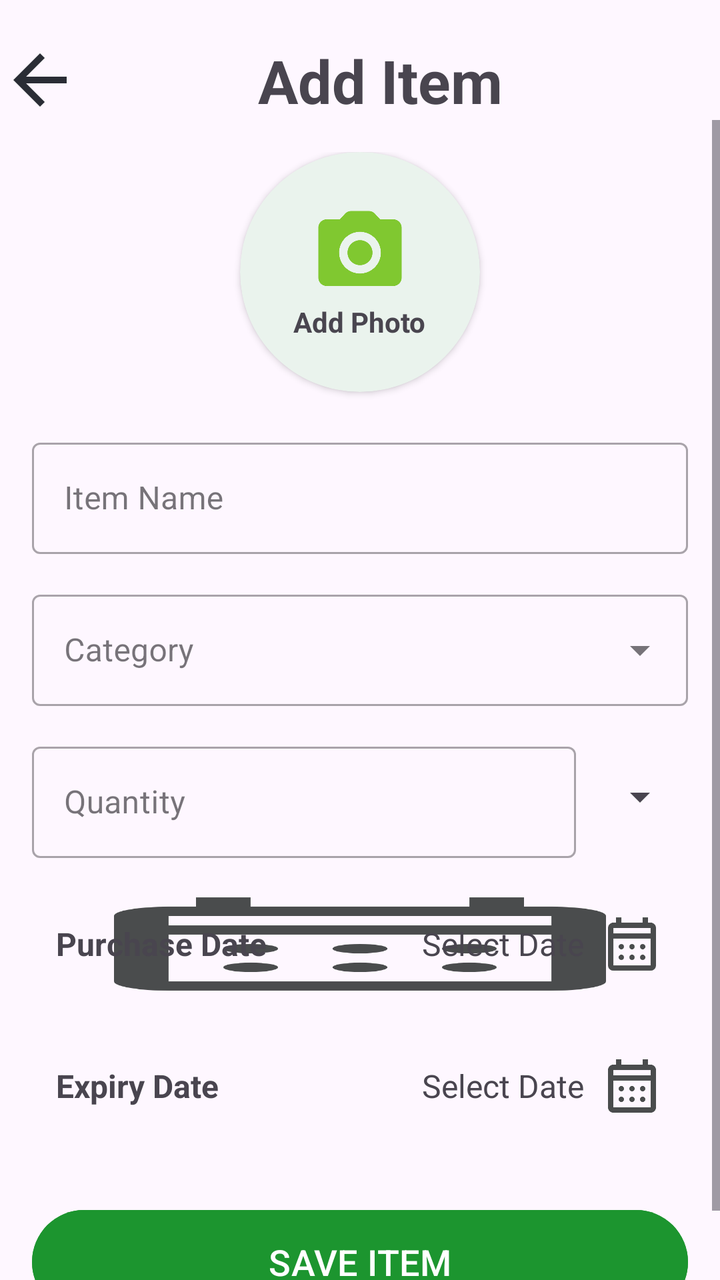
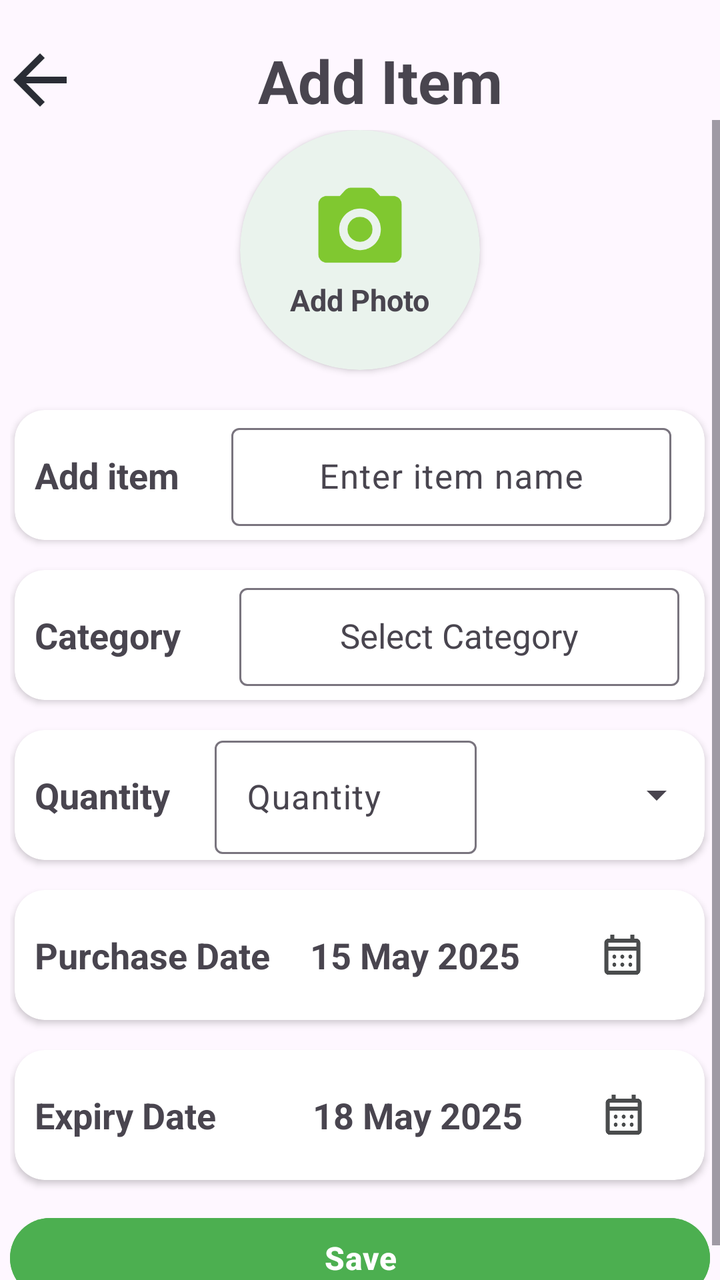

Screens rendered from an Android XML layout before and after an edit, with the pre-edit source and the edit as a unified diff.
<!-- AndroidManifest.xml: application theme Theme.FridgeWise -->
<!-- res/layout/fragment_add_item.xml -->
<?xml version="1.0" encoding="utf-8"?>
<androidx.constraintlayout.widget.ConstraintLayout xmlns:android="http://schemas.android.com/apk/res/android"
    xmlns:app="http://schemas.android.com/apk/res-auto"
    xmlns:tools="http://schemas.android.com/tools"
    android:layout_width="match_parent"
    android:layout_height="match_parent"
    tools:context=".AddItemFragment">

    <LinearLayout
        android:id="@+id/header"
        android:layout_width="match_parent"
        android:layout_height="40dp"
        android:orientation="horizontal"
        android:layout_marginTop="20dp"
        app:layout_constraintTop_toTopOf="parent">

        <ImageView
            android:id="@+id/back_arrow"
            android:layout_width="40dp"
            android:layout_height="40dp"
            android:src="@drawable/outline_arrow_back_24" />

        <TextView
            android:layout_width="match_parent"
            android:layout_height="wrap_content"
            android:layout_weight="1"
            android:gravity="center"
            android:text="Add Item"
            android:paddingEnd="20dp"
            android:textSize="30sp"
            android:textStyle="bold" />
    </LinearLayout>

    <ScrollView
        android:layout_width="match_parent"
        android:layout_height="0dp"
        app:layout_constraintTop_toBottomOf="@id/header"
        app:layout_constraintBottom_toBottomOf="parent">

        <LinearLayout
            android:layout_width="match_parent"
            android:layout_height="wrap_content"
            android:orientation="vertical"
            android:padding="16dp">

            
            <androidx.cardview.widget.CardView
                android:layout_width="120dp"
                android:layout_height="120dp"
                android:layout_gravity="center"
                android:backgroundTint="#EAF3ED"
                app:cardCornerRadius="60dp">
                <LinearLayout
                    android:layout_width="match_parent"
                    android:layout_height="match_parent"
                    android:gravity="center"
                    android:orientation="vertical">
                    <ImageView
                        android:id="@+id/add_item_photo"
                        android:layout_width="50dp"
                        android:layout_height="50dp"
                        android:src="@drawable/round_camera_alt_24" />
                    <TextView
                        android:layout_width="wrap_content"
                        android:layout_height="wrap_content"
                        android:text="@string/add_photo"
                        android:textStyle="bold" />
                </LinearLayout>
            </androidx.cardview.widget.CardView>

            
            <com.google.android.material.textfield.TextInputLayout
                style="@style/Widget.MaterialComponents.TextInputLayout.OutlinedBox"
                android:layout_width="match_parent"
                android:layout_height="wrap_content"
                android:layout_marginTop="20dp"
                android:hint="Item Name">
                <com.google.android.material.textfield.TextInputEditText
                    android:id="@+id/itemNameEditText"
                    android:layout_width="match_parent"
                    android:layout_height="wrap_content"
                    android:inputType="textCapWords" />
            </com.google.android.material.textfield.TextInputLayout>

            
            <com.google.android.material.textfield.TextInputLayout
                style="@style/Widget.MaterialComponents.TextInputLayout.OutlinedBox.ExposedDropdownMenu"
                android:layout_width="match_parent"
                android:layout_height="wrap_content"
                android:layout_marginTop="15dp"
                android:hint="Category">
                <AutoCompleteTextView
                    android:id="@+id/categoryDropdown"
                    android:layout_width="match_parent"
                    android:layout_height="wrap_content"
                    android:inputType="none" />
            </com.google.android.material.textfield.TextInputLayout>

            
            <LinearLayout
                android:layout_width="match_parent"
                android:layout_height="wrap_content"
                android:orientation="horizontal"
                android:layout_marginTop="15dp">
                <com.google.android.material.textfield.TextInputLayout
                    style="@style/Widget.MaterialComponents.TextInputLayout.OutlinedBox"
                    android:layout_width="0dp"
                    android:layout_height="wrap_content"
                    android:layout_weight="1"
                    android:hint="Quantity">
                    <com.google.android.material.textfield.TextInputEditText
                        android:id="@+id/quantityEditText"
                        android:layout_width="match_parent"
                        android:layout_height="wrap_content"
                        android:inputType="number" />
                </com.google.android.material.textfield.TextInputLayout>
                <Spinner
                    android:id="@+id/spinner_units"
                    android:layout_width="wrap_content"
                    android:layout_height="match_parent"
                    android:layout_marginStart="8dp" />
            </LinearLayout>

            
            <LinearLayout
                android:layout_width="match_parent"
                android:layout_height="wrap_content"
                android:orientation="horizontal"
                android:gravity="center_vertical"
                android:layout_marginTop="15dp"
                android:padding="12dp"
                android:background="@drawable/outline_calendar_month_24"> 
                <TextView
                    android:layout_width="0dp"
                    android:layout_height="wrap_content"
                    android:layout_weight="1"
                    android:text="Purchase Date"
                    android:textSize="16sp"
                    android:textStyle="bold" />
                <TextView
                    android:id="@+id/purchaseDateText"
                    android:layout_width="wrap_content"
                    android:layout_height="wrap_content"
                    android:text="Select Date"
                    android:textSize="16sp" />
                <ImageView
                    android:id="@+id/purchaseCalendarIcon"
                    android:layout_width="32dp"
                    android:layout_height="32dp"
                    android:layout_marginStart="8dp"
                    android:src="@drawable/outline_calendar_month_24" />
            </LinearLayout>

            
            <LinearLayout
                android:layout_width="match_parent"
                android:layout_height="wrap_content"
                android:orientation="horizontal"
                android:gravity="center_vertical"
                android:layout_marginTop="15dp"
                android:padding="12dp">
                <TextView
                    android:layout_width="0dp"
                    android:layout_height="wrap_content"
                    android:layout_weight="1"
                    android:text="Expiry Date"
                    android:textSize="16sp"
                    android:textStyle="bold" />
                <TextView
                    android:id="@+id/expiry_DateText"
                    android:layout_width="wrap_content"
                    android:layout_height="wrap_content"
                    android:text="Select Date"
                    android:textSize="16sp" />
                <ImageView
                    android:id="@+id/expiry_DateIcon"
                    android:layout_width="32dp"
                    android:layout_height="32dp"
                    android:layout_marginStart="8dp"
                    android:src="@drawable/outline_calendar_month_24" />
            </LinearLayout>

            
            <Button
                android:id="@+id/save_button"
                android:layout_width="match_parent"
                android:layout_height="60dp"
                android:layout_marginTop="30dp"
                android:text="SAVE ITEM"
                android:textSize="18sp"
                android:backgroundTint="#1C952F" />

        </LinearLayout>
    </ScrollView>
</androidx.constraintlayout.widget.ConstraintLayout>
<!-- resources referenced by this layout -->
<resources>
  <!-- drawable outline_arrow_back_24 (drawable) -->
  <vector xmlns:android="http://schemas.android.com/apk/res/android" android:autoMirrored="true" android:height="24dp" android:tint="#2A2D35" android:viewportHeight="960" android:viewportWidth="960" android:width="24dp">
        
      <path android:fillColor="@android:color/white" android:pathData="M313,520L537,744L480,800L160,480L480,160L537,216L313,440L800,440L800,520L313,520Z"/>
      
  </vector>
  <!-- drawable outline_calendar_month_24 (drawable) -->
  <vector xmlns:android="http://schemas.android.com/apk/res/android" android:height="24dp" android:tint="#4A4C4D" android:viewportHeight="960" android:viewportWidth="960" android:width="24dp">
        
      <path android:fillColor="@android:color/white" android:pathData="M200,880Q167,880 143.5,856.5Q120,833 120,800L120,240Q120,207 143.5,183.5Q167,160 200,160L240,160L240,80L320,80L320,160L640,160L640,80L720,80L720,160L760,160Q793,160 816.5,183.5Q840,207 840,240L840,800Q840,833 816.5,856.5Q793,880 760,880L200,880ZM200,800L760,800Q760,800 760,800Q760,800 760,800L760,400L200,400L200,800Q200,800 200,800Q200,800 200,800ZM200,320L760,320L760,240Q760,240 760,240Q760,240 760,240L200,240Q200,240 200,240Q200,240 200,240L200,320ZM200,320L200,240Q200,240 200,240Q200,240 200,240L200,240Q200,240 200,240Q200,240 200,240L200,320ZM480,560Q463,560 451.5,548.5Q440,537 440,520Q440,503 451.5,491.5Q463,480 480,480Q497,480 508.5,491.5Q520,503 520,520Q520,537 508.5,548.5Q497,560 480,560ZM291.5,548.5Q280,537 280,520Q280,503 291.5,491.5Q303,480 320,480Q337,480 348.5,491.5Q360,503 360,520Q360,537 348.5,548.5Q337,560 320,560Q303,560 291.5,548.5ZM640,560Q623,560 611.5,548.5Q600,537 600,520Q600,503 611.5,491.5Q623,480 640,480Q657,480 668.5,491.5Q680,503 680,520Q680,537 668.5,548.5Q657,560 640,560ZM480,720Q463,720 451.5,708.5Q440,697 440,680Q440,663 451.5,651.5Q463,640 480,640Q497,640 508.5,651.5Q520,663 520,680Q520,697 508.5,708.5Q497,720 480,720ZM291.5,708.5Q280,697 280,680Q280,663 291.5,651.5Q303,640 320,640Q337,640 348.5,651.5Q360,663 360,680Q360,697 348.5,708.5Q337,720 320,720Q303,720 291.5,708.5ZM640,720Q623,720 611.5,708.5Q600,697 600,680Q600,663 611.5,651.5Q623,640 640,640Q657,640 668.5,651.5Q680,663 680,680Q680,697 668.5,708.5Q657,720 640,720Z"/>
      
  </vector>
  <!-- drawable round_camera_alt_24 (drawable) -->
  <vector xmlns:android="http://schemas.android.com/apk/res/android" android:height="24dp" android:tint="#80C830" android:viewportHeight="24" android:viewportWidth="24" android:width="24dp">
        
      <path android:fillColor="@android:color/white" android:pathData="M12,12m-3,0a3,3 0,1 1,6 0a3,3 0,1 1,-6 0"/>
        
      <path android:fillColor="@android:color/white" android:pathData="M20,4h-3.17l-1.24,-1.35c-0.37,-0.41 -0.91,-0.65 -1.47,-0.65L9.88,2c-0.56,0 -1.1,0.24 -1.48,0.65L7.17,4L4,4c-1.1,0 -2,0.9 -2,2v12c0,1.1 0.9,2 2,2h16c1.1,0 2,-0.9 2,-2L22,6c0,-1.1 -0.9,-2 -2,-2zM12,17c-2.76,0 -5,-2.24 -5,-5s2.24,-5 5,-5 5,2.24 5,5 -2.24,5 -5,5z"/>
      
  </vector>
  <string name="add_photo">Add Photo</string>
  <style name="Theme.FridgeWise" parent="Base.Theme.FridgeWise" />
  <style name="Base.Theme.FridgeWise" parent="Theme.Material3.DayNight.NoActionBar">
          
          
      </style>
</resources>

<!-- the commit's change to res/layout/fragment_add_item.xml (unified diff, before → after) -->
@@ -6,12 +6,17 @@
     android:layout_height="match_parent"
     tools:context=".AddItemFragment">
 
+    
+
+
     <LinearLayout
-        android:id="@+id/header"
         android:layout_width="match_parent"
         android:layout_height="40dp"
         android:orientation="horizontal"
         android:layout_marginTop="20dp"
+        app:layout_constraintBottom_toTopOf="@+id/scrollView3"
+        app:layout_constraintEnd_toEndOf="parent"
+        app:layout_constraintStart_toStartOf="parent"
         app:layout_constraintTop_toTopOf="parent">
 
         <ImageView
@@ -21,6 +26,7 @@
             android:src="@drawable/outline_arrow_back_24" />
 
         <TextView
+            android:id="@+id/textView13"
             android:layout_width="match_parent"
             android:layout_height="wrap_content"
             android:layout_weight="1"
@@ -29,167 +35,329 @@
             android:paddingEnd="20dp"
             android:textSize="30sp"
             android:textStyle="bold" />
+
+
     </LinearLayout>
 
     <ScrollView
+        android:id="@+id/scrollView3"
         android:layout_width="match_parent"
-        android:layout_height="0dp"
-        app:layout_constraintTop_toBottomOf="@id/header"
-        app:layout_constraintBottom_toBottomOf="parent">
+        android:layout_height="match_parent"
+        android:layout_marginTop="60dp"
+        app:layout_constraintBottom_toBottomOf="parent"
+        app:layout_constraintEnd_toEndOf="parent"
+        app:layout_constraintHorizontal_bias="0.0"
+        app:layout_constraintStart_toStartOf="parent"
+        app:layout_constraintTop_toTopOf="parent"
+        app:layout_constraintVertical_bias="0.236">
 
         <LinearLayout
             android:layout_width="match_parent"
-            android:layout_height="wrap_content"
+            android:layout_height="match_parent"
             android:orientation="vertical"
-            android:padding="16dp">
-
-            
+            android:padding="5dp">
+
             <androidx.cardview.widget.CardView
                 android:layout_width="120dp"
                 android:layout_height="120dp"
                 android:layout_gravity="center"
                 android:backgroundTint="#EAF3ED"
-                app:cardCornerRadius="60dp">
+                app:cardCornerRadius="90dp">
+
                 <LinearLayout
                     android:layout_width="match_parent"
                     android:layout_height="match_parent"
                     android:gravity="center"
                     android:orientation="vertical">
+
+
                     <ImageView
                         android:id="@+id/add_item_photo"
                         android:layout_width="50dp"
                         android:layout_height="50dp"
+                        android:layout_gravity="center"
+                        android:contentDescription="@string/todo01"
                         android:src="@drawable/round_camera_alt_24" />
-                    <TextView
+
+                    <TextView
+                        android:id="@+id/add_item_txt_view"
                         android:layout_width="wrap_content"
                         android:layout_height="wrap_content"
                         android:text="@string/add_photo"
-                        android:textStyle="bold" />
-                </LinearLayout>
-            </androidx.cardview.widget.CardView>
-
-            
-            <com.google.android.material.textfield.TextInputLayout
-                style="@style/Widget.MaterialComponents.TextInputLayout.OutlinedBox"
-                android:layout_width="match_parent"
-                android:layout_height="wrap_content"
+                        android:textSize="15sp"
+                        android:textStyle="bold" />
+                </LinearLayout>
+
+            </androidx.cardview.widget.CardView>
+
+            <androidx.cardview.widget.CardView
+                android:layout_width="345dp"
+                android:layout_height="65dp"
+                android:layout_gravity="center"
                 android:layout_marginTop="20dp"
-                android:hint="Item Name">
-                <com.google.android.material.textfield.TextInputEditText
-                    android:id="@+id/itemNameEditText"
-                    android:layout_width="match_parent"
-                    android:layout_height="wrap_content"
-                    android:inputType="textCapWords" />
-            </com.google.android.material.textfield.TextInputLayout>
-
-            
-            <com.google.android.material.textfield.TextInputLayout
-                style="@style/Widget.MaterialComponents.TextInputLayout.OutlinedBox.ExposedDropdownMenu"
-                android:layout_width="match_parent"
-                android:layout_height="wrap_content"
-                android:layout_marginTop="15dp"
-                android:hint="Category">
-                <AutoCompleteTextView
-                    android:id="@+id/categoryDropdown"
-                    android:layout_width="match_parent"
-                    android:layout_height="wrap_content"
-                    android:inputType="none" />
-            </com.google.android.material.textfield.TextInputLayout>
-
-            
-            <LinearLayout
-                android:layout_width="match_parent"
-                android:layout_height="wrap_content"
-                android:orientation="horizontal"
-                android:layout_marginTop="15dp">
-                <com.google.android.material.textfield.TextInputLayout
-                    style="@style/Widget.MaterialComponents.TextInputLayout.OutlinedBox"
-                    android:layout_width="0dp"
-                    android:layout_height="wrap_content"
-                    android:layout_weight="1"
-                    android:hint="Quantity">
-                    <com.google.android.material.textfield.TextInputEditText
-                        android:id="@+id/quantityEditText"
+                android:backgroundTint="@color/white"
+                app:cardCornerRadius="15dp">
+
+                <LinearLayout
+                    android:layout_width="match_parent"
+                    android:layout_height="match_parent"
+                    android:gravity="center"
+                    android:orientation="horizontal">
+
+                    <TextView
+                        android:id="@+id/add_item_txt01"
+                        android:layout_width="100dp"
+                        android:layout_height="wrap_content"
+                        android:paddingStart="10dp"
+                        android:paddingEnd="0dp"
+                        android:text="Add item"
+                        android:textSize="18sp"
+                        android:textStyle="bold" />
+
+                    <com.google.android.material.textfield.TextInputLayout
+                        android:layout_width="0dp"
+                        android:layout_height="match_parent"
+                        android:layout_weight="1"
+                        android:paddingEnd="8dp">
+
+                        <com.google.android.material.textfield.TextInputEditText
+                            android:id="@+id/itemNameEditText"
+                            android:layout_width="220dp"
+                            android:layout_height="49dp"
+                            android:layout_gravity="center_horizontal"
+                            android:layout_marginBottom="3dp"
+                            android:layout_weight="1"
+                            android:gravity="center"
+                            android:hint="@string/enter_item_name"
+                            android:textColorHint="@color/text_gray"
+                            android:textSize="17sp"
+
+                            />
+                    </com.google.android.material.textfield.TextInputLayout>
+
+                </LinearLayout>
+            </androidx.cardview.widget.CardView>
+
+            <androidx.cardview.widget.CardView
+                android:layout_width="345dp"
+                android:layout_height="65dp"
+                android:layout_gravity="center"
+                android:layout_marginTop="15dp"
+                android:backgroundTint="@color/white"
+                app:cardCornerRadius="15dp">
+
+                <LinearLayout
+                    android:layout_width="match_parent"
+                    android:layout_height="match_parent"
+                    android:orientation="horizontal">
+
+                    <TextView
+                        android:id="@+id/add_category_txt02"
+                        android:layout_width="100dp"
+                        android:layout_height="wrap_content"
+                        android:layout_gravity="center"
+                        android:paddingStart="10dp"
+                        android:paddingEnd="0dp"
+                        android:text="@string/category"
+                        android:textSize="18sp"
+                        android:textStyle="bold" />
+
+                    <LinearLayout
                         android:layout_width="match_parent"
-                        android:layout_height="wrap_content"
-                        android:inputType="number" />
-                </com.google.android.material.textfield.TextInputLayout>
-                <Spinner
-                    android:id="@+id/spinner_units"
-                    android:layout_width="wrap_content"
-                    android:layout_height="match_parent"
-                    android:layout_marginStart="8dp" />
-            </LinearLayout>
-
-            
-            <LinearLayout
-                android:layout_width="match_parent"
-                android:layout_height="wrap_content"
-                android:orientation="horizontal"
-                android:gravity="center_vertical"
-                android:layout_marginTop="15dp"
-                android:padding="12dp"
-                android:background="@drawable/outline_calendar_month_24"> 
-                <TextView
-                    android:layout_width="0dp"
-                    android:layout_height="wrap_content"
-                    android:layout_weight="1"
-                    android:text="Purchase Date"
-                    android:textSize="16sp"
-                    android:textStyle="bold" />
-                <TextView
-                    android:id="@+id/purchaseDateText"
-                    android:layout_width="wrap_content"
-                    android:layout_height="wrap_content"
-                    android:text="Select Date"
-                    android:textSize="16sp" />
-                <ImageView
-                    android:id="@+id/purchaseCalendarIcon"
-                    android:layout_width="32dp"
-                    android:layout_height="32dp"
-                    android:layout_marginStart="8dp"
-                    android:src="@drawable/outline_calendar_month_24" />
-            </LinearLayout>
-
-            
-            <LinearLayout
-                android:layout_width="match_parent"
-                android:layout_height="wrap_content"
-                android:orientation="horizontal"
-                android:gravity="center_vertical"
-                android:layout_marginTop="15dp"
-                android:padding="12dp">
-                <TextView
-                    android:layout_width="0dp"
-                    android:layout_height="wrap_content"
-                    android:layout_weight="1"
-                    android:text="Expiry Date"
-                    android:textSize="16sp"
-                    android:textStyle="bold" />
-                <TextView
-                    android:id="@+id/expiry_DateText"
-                    android:layout_width="wrap_content"
-                    android:layout_height="wrap_content"
-                    android:text="Select Date"
-                    android:textSize="16sp" />
-                <ImageView
-                    android:id="@+id/expiry_DateIcon"
-                    android:layout_width="32dp"
-                    android:layout_height="32dp"
-                    android:layout_marginStart="8dp"
-                    android:src="@drawable/outline_calendar_month_24" />
-            </LinearLayout>
-
-            
+                        android:layout_height="match_parent"
+                        android:orientation="horizontal">
+
+                        <com.google.android.material.textfield.TextInputLayout
+                            android:layout_width="match_parent"
+                            android:layout_height="match_parent"
+                            android:gravity="center">
+
+
+                            <AutoCompleteTextView
+                                android:id="@+id/categoryDropdown"
+                                android:layout_width="220dp"
+                                android:layout_height="49dp"
+                                android:layout_gravity="center_horizontal"
+                                android:layout_marginBottom="3dp"
+                                android:layout_weight="1"
+                                android:gravity="center"
+                                android:hint="@string/select_category"
+                                android:textColor="@color/text_gray"
+                                android:textSize="17sp" />
+
+                        </com.google.android.material.textfield.TextInputLayout>
+                    </LinearLayout>
+
+                </LinearLayout>
+
+            </androidx.cardview.widget.CardView>
+
+            <androidx.cardview.widget.CardView
+                android:layout_width="345dp"
+                android:layout_height="65dp"
+                android:layout_gravity="center"
+                android:layout_marginTop="15dp"
+                android:backgroundTint="@color/white"
+                app:cardCornerRadius="15dp">
+
+                <LinearLayout
+                    android:layout_width="match_parent"
+                    android:layout_height="match_parent"
+                    android:orientation="horizontal">
+
+                    <TextView
+                        android:id="@+id/add_quantity_txt03"
+                        android:layout_width="100dp"
+                        android:layout_height="wrap_content"
+                        android:layout_gravity="center"
+                        android:paddingStart="10dp"
+                        android:paddingEnd="10dp"
+                        android:text="@string/quantity"
+                        android:textSize="18sp"
+                        android:textStyle="bold" />
+
+                    <LinearLayout
+                        android:layout_width="131dp"
+                        android:layout_height="match_parent"
+                        android:orientation="horizontal">
+
+                        <com.google.android.material.textfield.TextInputLayout
+                            android:id="@+id/quantityInputLayout"
+                            android:layout_width="match_parent"
+                            android:layout_height="match_parent">
+
+                            <com.google.android.material.textfield.TextInputEditText
+                                android:id="@+id/quantityEditText"
+                                android:layout_width="match_parent"
+                                android:layout_height="wrap_content"
+                                android:hint="Quantity"
+                                android:textSize="17sp"/>
+                        </com.google.android.material.textfield.TextInputLayout>
+                    </LinearLayout>
+
+                    <LinearLayout
+                        android:layout_width="match_parent"
+                        android:layout_height="match_parent"
+                        android:orientation="horizontal">
+
+                        <Spinner
+                            android:id="@+id/spinner_units"
+                            android:layout_width="79dp"
+                            android:layout_height="match_parent"
+                            android:layout_gravity="center"
+                            android:layout_weight="1" />
+                    </LinearLayout>
+
+                </LinearLayout>
+
+            </androidx.cardview.widget.CardView>
+
+            <androidx.cardview.widget.CardView
+                android:layout_width="345dp"
+                android:layout_height="65dp"
+                android:layout_gravity="center"
+                android:layout_marginTop="15dp"
+                android:backgroundTint="@color/white"
+                app:cardCornerRadius="15dp">
+
+                <LinearLayout
+                    android:layout_width="match_parent"
+                    android:layout_height="match_parent"
+                    android:orientation="horizontal">
+
+                    <TextView
+                        android:id="@+id/add_purchase_date_txt04"
+                        android:layout_width="wrap_content"
+                        android:layout_height="wrap_content"
+                        android:layout_gravity="center"
+                        android:paddingStart="10dp"
+                        android:paddingEnd="10dp"
+                        android:text="@string/purchase_date"
+                        android:textSize="18sp"
+                        android:textStyle="bold" />
+
+                    <TextView
+                        android:id="@+id/purchaseDateText"
+                        android:layout_width="wrap_content"
+                        android:layout_height="wrap_content"
+                        android:layout_gravity="center"
+                        android:paddingStart="10dp"
+                        android:paddingEnd="10dp"
+                        android:text="@string/_15_may_2025"
+                        android:textSize="18sp"
+                        android:textStyle="bold" />
+
+                    <ImageView
+                        android:id="@+id/purchaseCalendarIcon"
+                        android:layout_width="0dp"
+                        android:layout_height="wrap_content"
+                        android:layout_gravity="center"
+                        android:layout_weight="1"
+                        android:src="@drawable/outline_calendar_month_24" />
+                </LinearLayout>
+            </androidx.cardview.widget.CardView>
+
+            <androidx.cardview.widget.CardView
+                android:layout_width="345dp"
+                android:layout_height="65dp"
+                android:layout_gravity="center"
+                android:layout_marginTop="15dp"
+                android:backgroundTint="@color/white"
+                app:cardCornerRadius="15dp">
+
+                <LinearLayout
+                    android:layout_width="match_parent"
+                    android:layout_height="match_parent"
+                    android:orientation="horizontal">
+
+                    <TextView
+                        android:id="@+id/expiry_DateLabel"
+                        android:layout_width="139dp"
+                        android:layout_height="wrap_content"
+                        android:layout_gravity="center"
+                        android:paddingStart="10dp"
+                        android:paddingEnd="10dp"
+                        android:text="Expiry Date"
+                        android:textSize="18sp"
+                        android:textStyle="bold" />
+
+                    <TextView
+                        android:id="@+id/expiry_DateText"
+                        android:layout_width="wrap_content"
+                        android:layout_height="wrap_content"
+                        android:layout_gravity="center"
+                        android:paddingStart="10dp"
+                        android:paddingEnd="10dp"
+                        android:text="@string/_18_may_2025"
+                        android:textSize="18sp"
+                        android:textStyle="bold" />
+
+                    <ImageView
+                        android:id="@+id/expiry_DateIcon"
+                        android:layout_width="0dp"
+                        android:layout_height="wrap_content"
+                        android:layout_gravity="center"
+                        android:layout_weight="1"
+                        android:src="@drawable/outline_calendar_month_24" />
+
+                </LinearLayout>
+
+            </androidx.cardview.widget.CardView>
+
             <Button
                 android:id="@+id/save_button"
-                android:layout_width="match_parent"
-                android:layout_height="60dp"
-                android:layout_marginTop="30dp"
-                android:text="SAVE ITEM"
-                android:textSize="18sp"
-                android:backgroundTint="#1C952F" />
+                android:layout_width="350dp"
+                android:layout_height="wrap_content"
+                android:layout_weight="1"
+                android:layout_gravity="center"
+                android:layout_marginTop="15dp"
+                android:textColor="@color/white"
+                android:textSize="16sp"
+                android:textStyle="bold"
+                android:backgroundTint="@color/green_light"
+                android:text="Save" />
 
         </LinearLayout>
     </ScrollView>
+
 </androidx.constraintlayout.widget.ConstraintLayout>
<!-- resource entries referenced after the edit -->
@@ -1,5 +1,8 @@
 <!-- resources referenced by this layout -->
 <resources>
+  <color name="green_light">#4CAF50</color>
+  <color name="text_gray">#757575</color>
+  <color name="white">#FFFFFF</color>
   <!-- drawable outline_arrow_back_24 (drawable) -->
   <vector xmlns:android="http://schemas.android.com/apk/res/android" android:autoMirrored="true" android:height="24dp" android:tint="#2A2D35" android:viewportHeight="960" android:viewportWidth="960" android:width="24dp">
         
@@ -20,7 +23,15 @@
       <path android:fillColor="@android:color/white" android:pathData="M20,4h-3.17l-1.24,-1.35c-0.37,-0.41 -0.91,-0.65 -1.47,-0.65L9.88,2c-0.56,0 -1.1,0.24 -1.48,0.65L7.17,4L4,4c-1.1,0 -2,0.9 -2,2v12c0,1.1 0.9,2 2,2h16c1.1,0 2,-0.9 2,-2L22,6c0,-1.1 -0.9,-2 -2,-2zM12,17c-2.76,0 -5,-2.24 -5,-5s2.24,-5 5,-5 5,2.24 5,5 -2.24,5 -5,5z"/>
       
   </vector>
+  <string name="_15_may_2025">15 May 2025</string>
+  <string name="_18_may_2025">18 May 2025</string>
   <string name="add_photo">Add Photo</string>
+  <string name="category">Category</string>
+  <string name="enter_item_name">Enter item name</string>
+  <string name="purchase_date">Purchase Date</string>
+  <string name="quantity">Quantity</string>
+  <string name="select_category">Select Category</string>
+  <string name="todo01">TODO</string>
   <style name="Theme.FridgeWise" parent="Base.Theme.FridgeWise" />
   <style name="Base.Theme.FridgeWise" parent="Theme.Material3.DayNight.NoActionBar">
           
